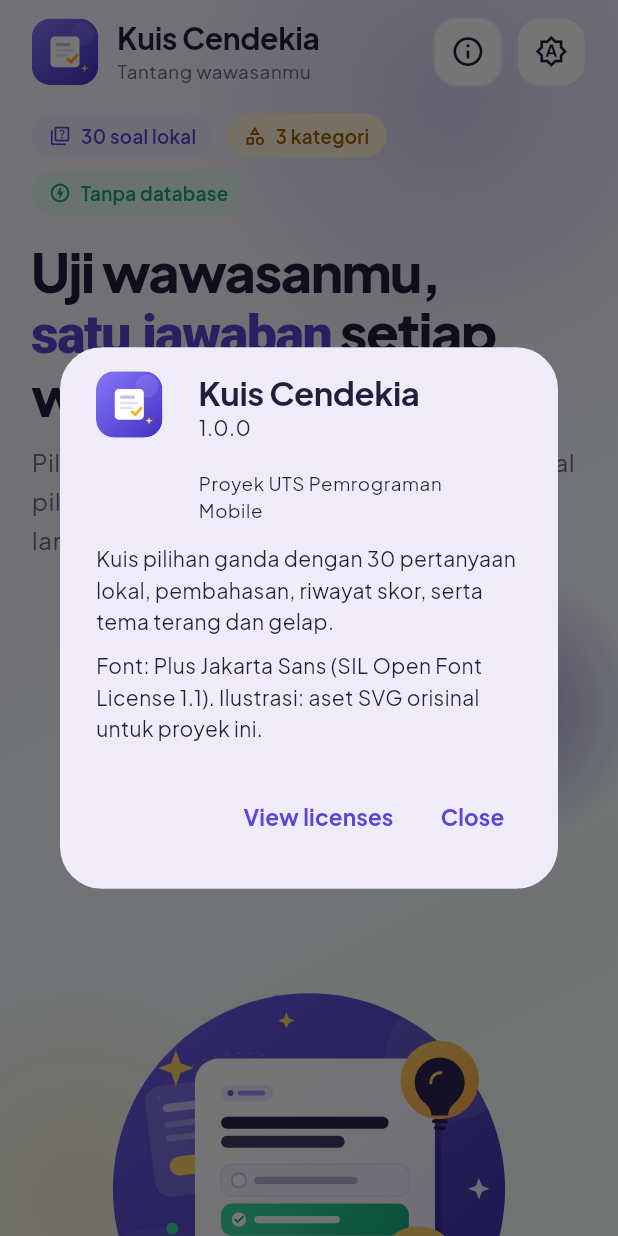
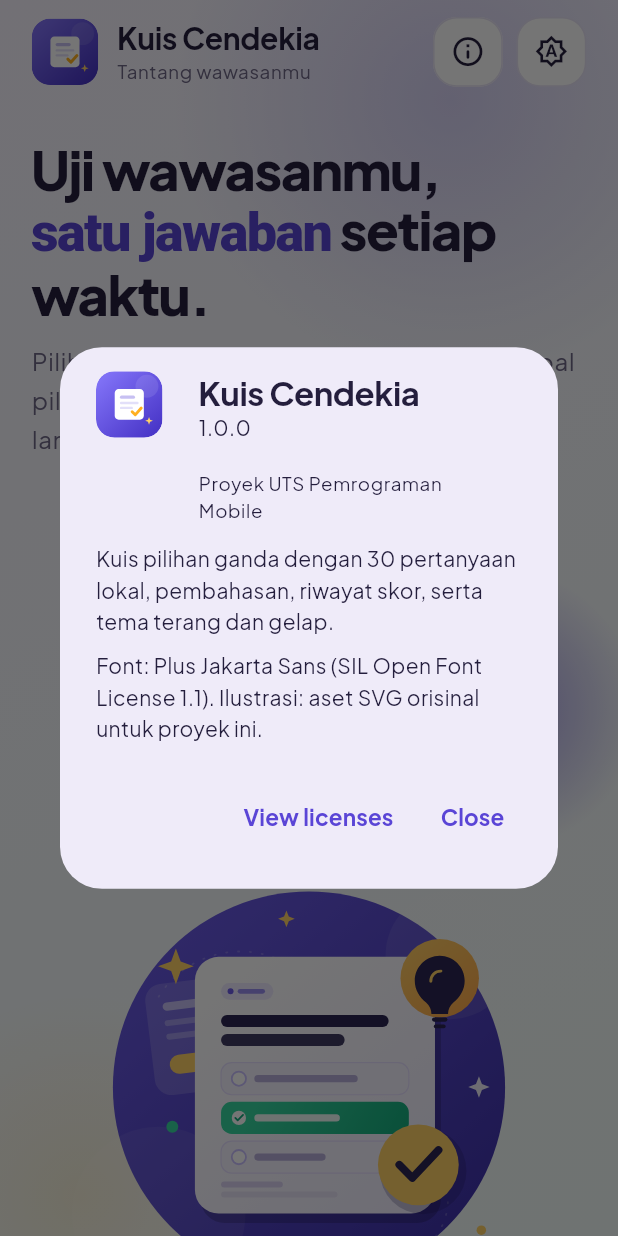
Before and after one commit to WujudAseliCoding/UTS_pm5_Christein, a Flutter app: the screen it shows after launch, after a tap on the "info outline" icon, on a phone screen of 412 x 824 dp. Run offline on Flutter 3.47's test engine with Material 3 defaults, Android fonts, the phone set to English and light mode, and no system bars; our stand-ins replace flutter_svg, shared_preferences.

Commit message:
refactor(home): simplify hero and footer copy
Remove the hero badges, hero points, and redundant footer note so the landing section stays focused on the quiz form.

```diff
--- a/lib/screens/home_page.dart
+++ b/lib/screens/home_page.dart
@@ -254,28 +254,6 @@ class _HeroSection extends StatelessWidget {
     return Column(
       crossAxisAlignment: CrossAxisAlignment.start,
       children: <Widget>[
-        Wrap(
-          spacing: context.rs(8),
-          runSpacing: context.rs(8),
-          children: <Widget>[
-            const AppBadge(
-              label: '30 soal lokal',
-              icon: Icons.quiz_outlined,
-            ),
-            AppBadge(
-              label: '3 kategori',
-              icon: Icons.category_outlined,
-              foreground: palette.warning,
-              background: palette.softWarning,
-            ),
-            AppBadge(
-              label: 'Tanpa database',
-              icon: Icons.offline_bolt_outlined,
-              foreground: palette.success,
-              background: palette.softSuccess,
-            ),
-          ],
-        ),
         SizedBox(height: context.rs(16)),
         Text.rich(
           TextSpan(
@@ -317,43 +295,6 @@ class _HeroSection extends StatelessWidget {
               semanticsLabel:
                   'Ilustrasi kartu kuis dengan jawaban benar dan lampu ide',
             ),
-          ),
-        ),
-        SizedBox(height: context.rs(8)),
-        Wrap(
-          spacing: context.rs(14),
-          runSpacing: context.rs(8),
-          children: const <Widget>[
-            _HeroPoint(icon: Icons.touch_app_rounded, label: 'Mudah dipakai'),
-            _HeroPoint(icon: Icons.insights_rounded, label: 'Skor instan'),
-            _HeroPoint(
-              icon: Icons.menu_book_rounded,
-              label: 'Ada pembahasan',
-            ),
-          ],
-        ),
-      ],
-    );
-  }
-}
-
-class _HeroPoint extends StatelessWidget {
-  const _HeroPoint({required this.icon, required this.label});
-
-  final IconData icon;
-  final String label;
-
-  @override
-  Widget build(BuildContext context) {
-    return Row(
-      mainAxisSize: MainAxisSize.min,
-      children: <Widget>[
-        Icon(icon, size: context.rs(17), color: context.palette.success),
-        SizedBox(width: context.rs(6)),
-        Text(
-          label,
-          style: Theme.of(context).textTheme.bodySmall?.copyWith(
-            color: context.palette.mutedText,
           ),
         ),
       ],
@@ -782,18 +723,6 @@ class _Footer extends StatelessWidget {
                 color: context.palette.mutedText,
               ),
             ),
-            Text(
-              '•',
-              style: Theme.of(context).textTheme.bodySmall?.copyWith(
-                color: context.palette.mutedText,
-              ),
-            ),
-            Text(
-              'Data lokal, tanpa database',
-              style: Theme.of(context).textTheme.bodySmall?.copyWith(
-                color: context.palette.mutedText,
-              ),
-            ),
           ],
         ),
       ],
```
